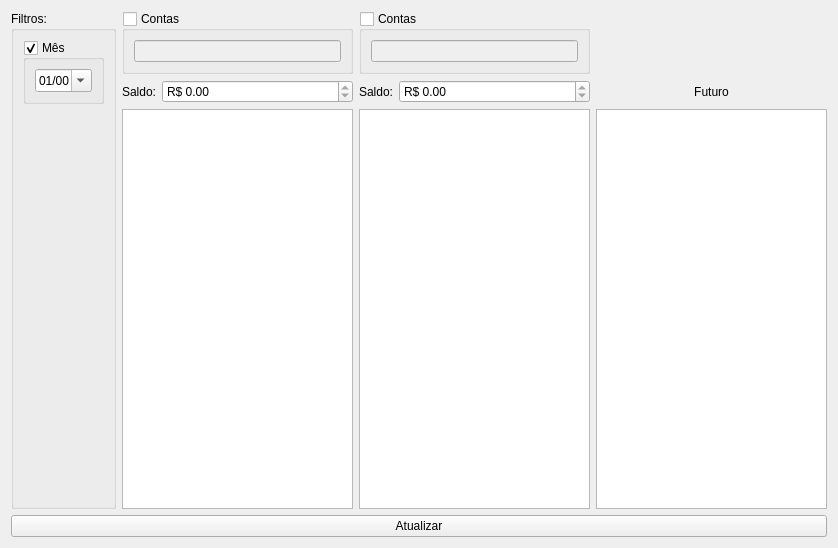
Before: the Qt Designer form ui/widgetfinanceirofluxocaixa.ui in darktorres/ERP-STACCATO, drawn with Qt 5.
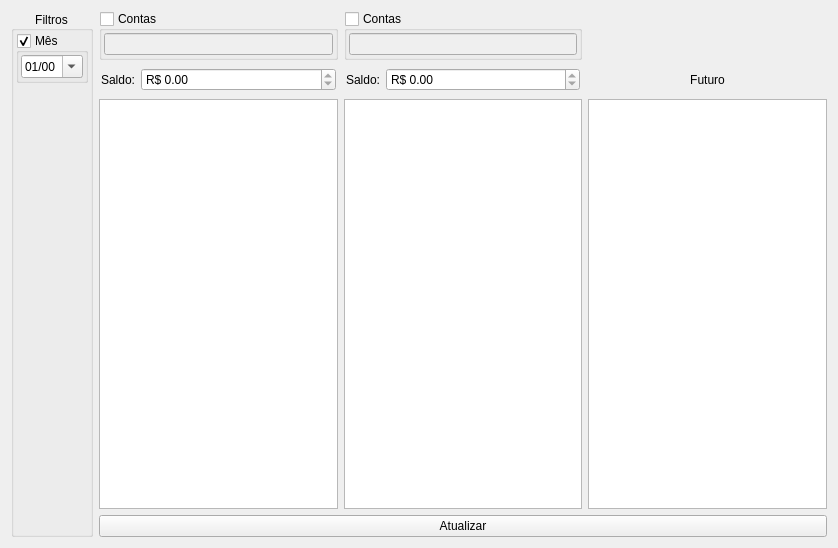
After: the same form once the commit is applied. Custom widgets are drawn as their Qt base class.

Diff of the .ui file:
```diff
--- a/ui/widgetfinanceirofluxocaixa.ui
+++ b/ui/widgetfinanceirofluxocaixa.ui
@@ -19,6 +19,18 @@
   <layout class="QGridLayout" name="gridLayout">
    <item row="1" column="2">
     <layout class="QGridLayout" name="gridLayout_4">
+     <property name="leftMargin">
+      <number>2</number>
+     </property>
+     <property name="topMargin">
+      <number>2</number>
+     </property>
+     <property name="rightMargin">
+      <number>2</number>
+     </property>
+     <property name="bottomMargin">
+      <number>2</number>
+     </property>
      <item row="0" column="0">
       <widget class="QLabel" name="label_2">
        <property name="text">
@@ -65,65 +77,27 @@
       <bool>false</bool>
      </property>
      <layout class="QGridLayout" name="gridLayout_7">
+      <property name="leftMargin">
+       <number>2</number>
+      </property>
+      <property name="topMargin">
+       <number>2</number>
+      </property>
+      <property name="rightMargin">
+       <number>2</number>
+      </property>
+      <property name="bottomMargin">
+       <number>2</number>
+      </property>
+      <property name="spacing">
+       <number>0</number>
+      </property>
       <item row="0" column="0">
        <widget class="ItemBox" name="itemBoxCaixa2"/>
       </item>
      </layout>
     </widget>
    </item>
-   <item row="0" column="0" rowspan="3">
-    <widget class="QGroupBox" name="groupBox">
-     <property name="title">
-      <string>Filtros:</string>
-     </property>
-     <layout class="QGridLayout" name="gridLayout_2">
-      <item row="2" column="0">
-       <spacer name="verticalSpacer">
-        <property name="orientation">
-         <enum>Qt::Vertical</enum>
-        </property>
-        <property name="sizeHint" stdset="0">
-         <size>
-          <width>20</width>
-          <height>40</height>
-         </size>
-        </property>
-       </spacer>
-      </item>
-      <item row="0" column="0">
-       <widget class="QGroupBox" name="groupBoxMes">
-        <property name="enabled">
-         <bool>true</bool>
-        </property>
-        <property name="title">
-         <string>Mês</string>
-        </property>
-        <property name="checkable">
-         <bool>true</bool>
-        </property>
-        <property name="checked">
-         <bool>true</bool>
-        </property>
-        <layout class="QGridLayout" name="gridLayout_5">
-         <item row="0" column="0">
-          <widget class="QDateEdit" name="dateEdit">
-           <property name="currentSection">
-            <enum>QDateTimeEdit::MonthSection</enum>
-           </property>
-           <property name="displayFormat">
-            <string>MM/yy</string>
-           </property>
-           <property name="calendarPopup">
-            <bool>true</bool>
-           </property>
-          </widget>
-         </item>
-        </layout>
-       </widget>
-      </item>
-     </layout>
-    </widget>
-   </item>
    <item row="2" column="3">
     <widget class="TableView" name="tableFuturo">
      <property name="mouseTracking">
@@ -139,6 +113,18 @@
    </item>
    <item row="1" column="1">
     <layout class="QGridLayout" name="gridLayout_3">
+     <property name="leftMargin">
+      <number>2</number>
+     </property>
+     <property name="topMargin">
+      <number>2</number>
+     </property>
+     <property name="rightMargin">
+      <number>2</number>
+     </property>
+     <property name="bottomMargin">
+      <number>2</number>
+     </property>
      <item row="0" column="0">
       <widget class="QLabel" name="label">
        <property name="text">
@@ -195,6 +181,21 @@
       <bool>false</bool>
      </property>
      <layout class="QGridLayout" name="gridLayout_6">
+      <property name="leftMargin">
+       <number>2</number>
+      </property>
+      <property name="topMargin">
+       <number>2</number>
+      </property>
+      <property name="rightMargin">
+       <number>2</number>
+      </property>
+      <property name="bottomMargin">
+       <number>2</number>
+      </property>
+      <property name="horizontalSpacing">
+       <number>0</number>
+      </property>
       <item row="0" column="0">
        <widget class="ItemBox" name="itemBoxCaixa1"/>
       </item>
@@ -227,13 +228,96 @@
      </property>
     </widget>
    </item>
-   <item row="3" column="0" colspan="4">
+   <item row="3" column="1" colspan="3">
     <widget class="QPushButton" name="pushButtonAtualizar">
      <property name="text">
       <string>Atualizar</string>
      </property>
     </widget>
    </item>
+   <item row="0" column="0" rowspan="4">
+    <widget class="QGroupBox" name="groupBox">
+     <property name="title">
+      <string>Filtros</string>
+     </property>
+     <property name="alignment">
+      <set>Qt::AlignCenter</set>
+     </property>
+     <layout class="QVBoxLayout" name="verticalLayout">
+      <property name="leftMargin">
+       <number>2</number>
+      </property>
+      <property name="topMargin">
+       <number>2</number>
+      </property>
+      <property name="rightMargin">
+       <number>2</number>
+      </property>
+      <property name="bottomMargin">
+       <number>2</number>
+      </property>
+      <item>
+       <widget class="QGroupBox" name="groupBoxMes">
+        <property name="enabled">
+         <bool>true</bool>
+        </property>
+        <property name="title">
+         <string>Mês</string>
+        </property>
+        <property name="checkable">
+         <bool>true</bool>
+        </property>
+        <property name="checked">
+         <bool>true</bool>
+        </property>
+        <layout class="QGridLayout" name="gridLayout_5">
+         <property name="leftMargin">
+          <number>2</number>
+         </property>
+         <property name="topMargin">
+          <number>2</number>
+         </property>
+         <property name="rightMargin">
+          <number>2</number>
+         </property>
+         <property name="bottomMargin">
+          <number>2</number>
+         </property>
+         <property name="horizontalSpacing">
+          <number>0</number>
+         </property>
+         <item row="0" column="0">
+          <widget class="QDateEdit" name="dateEdit">
+           <property name="currentSection">
+            <enum>QDateTimeEdit::MonthSection</enum>
+           </property>
+           <property name="displayFormat">
+            <string>MM/yy</string>
+           </property>
+           <property name="calendarPopup">
+            <bool>true</bool>
+           </property>
+          </widget>
+         </item>
+        </layout>
+       </widget>
+      </item>
+      <item>
+       <spacer name="verticalSpacer">
+        <property name="orientation">
+         <enum>Qt::Vertical</enum>
+        </property>
+        <property name="sizeHint" stdset="0">
+         <size>
+          <width>0</width>
+          <height>0</height>
+         </size>
+        </property>
+       </spacer>
+      </item>
+     </layout>
+    </widget>
+   </item>
   </layout>
  </widget>
  <customwidgets>
```
